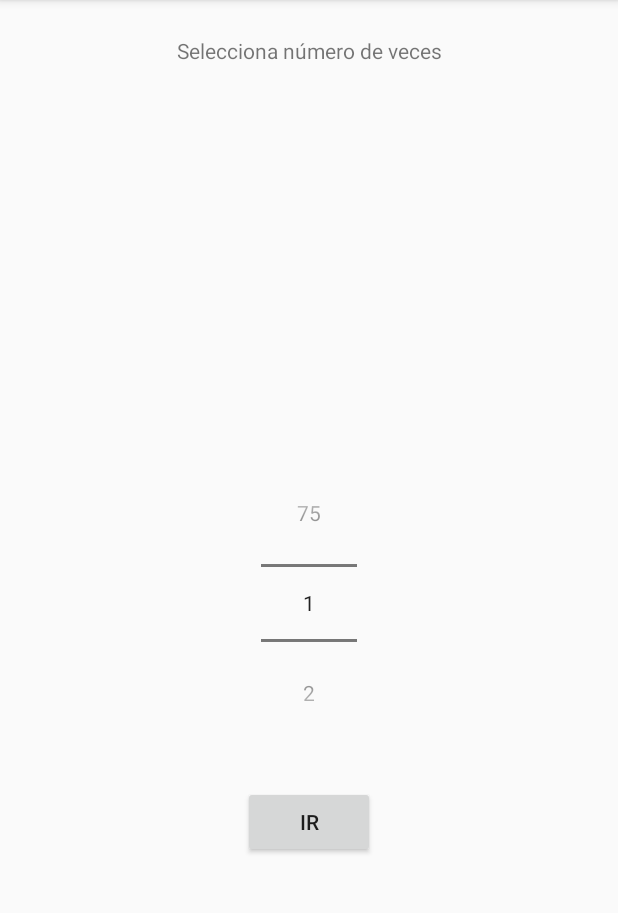
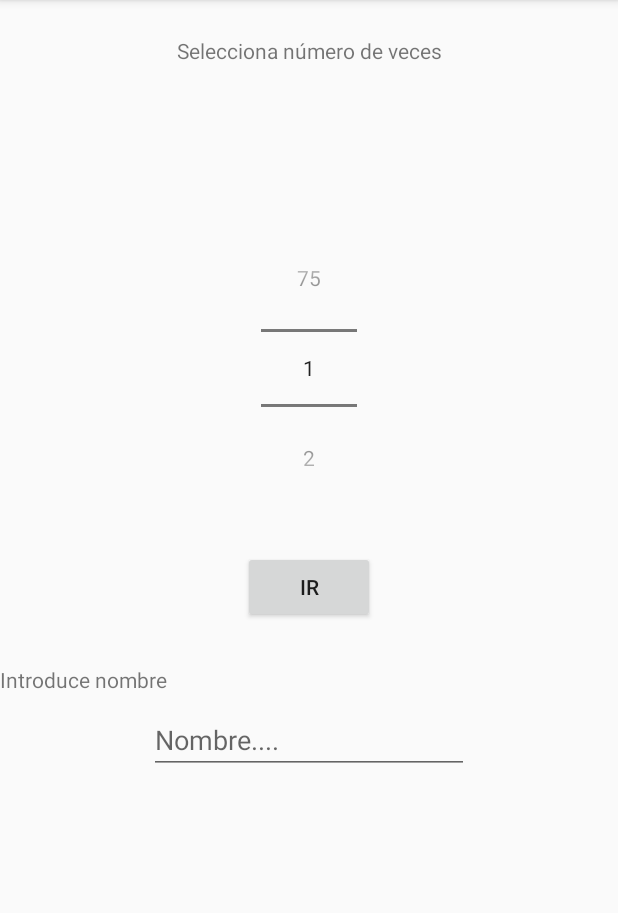
Before and after one commit to roobon3d/linearLayout, an Android app: the NumberPickerActivity screen opened directly, with no data from a screen before it, on a phone screen of 412 x 824 dp, the part 84-997 px from its top. Run offline under Robolectric (Android 15) with nearby library versions, the phone set to English and light mode, and no system bars.

Commit message:
"con numberpicker" TODO Shared preferences

```diff
--- a/app/src/main/AndroidManifest.xml
+++ b/app/src/main/AndroidManifest.xml
@@ -35,7 +35,8 @@
                 <category android:name="android.intent.category.LAUNCHER" />
             </intent-filter>
         </activity>
-        <activity android:name=".NumberPickerActivity"></activity>
+        <activity android:name=".NumberPickerActivity" />
+        <activity android:name=".PauseActivity"></activity>
     </application>
 
 </manifest>
--- a/app/src/main/java/basico/android/cftic/edu/milinear/NumberPickerActivity.java
+++ b/app/src/main/java/basico/android/cftic/edu/milinear/NumberPickerActivity.java
@@ -4,6 +4,7 @@ import android.content.Intent;
 import android.support.v7.app.AppCompatActivity;
 import android.os.Bundle;
 import android.view.View;
+import android.widget.EditText;
 import android.widget.NumberPicker;
 import android.widget.TextView;
 
@@ -35,26 +36,21 @@ public class NumberPickerActivity extends AppCompatActivity {
 
     }
 
-        /*numberpicker.setOnValueChangedListener(new NumberPicker.OnValueChangeListener() {
-            @Override
-            public void onValueChange(NumberPicker picker, int oldVal, int newVal) {
-
-
-                textview.setText("Valor es : " + newVal);
-
-                lanzarPantalla(newVal);
-
-            }
-
-
-        });*/
 
 
 
     private void lanzarPantalla(int veces){
 
+        EditText nombreUsuario = findViewById(R.id.nombreUsuarioId);
+        String nombre = nombreUsuario.getText().toString();
+
+
+
+
         Intent intent = new Intent(this, MainActivitySplitFernando.class);
         intent.putExtra("NTOKES", veces);
+        intent.putExtra("NOMBREJUGADOR", nombre);
+
         startActivity(intent);
 
     }
--- a/app/src/main/java/basico/android/cftic/edu/milinear/SpinnerActivity.java
+++ b/app/src/main/java/basico/android/cftic/edu/milinear/SpinnerActivity.java
@@ -35,7 +35,7 @@ public class SpinnerActivity extends AppCompatActivity implements AdapterView.On
     //Aplicar el adaptador al spinner
         spinner.setAdapter(adapter);
 
-        spinner.setSelected(false);
+        // spinner.setSelected(false);
         spinner.setSelection(0,false);
 
         spinner.setOnItemSelectedListener(this); // se debe implementar AdapterView.OnItemSelectedListener en la clase
@@ -69,12 +69,12 @@ public class SpinnerActivity extends AppCompatActivity implements AdapterView.On
         Log.d("MIAPP", "TOCADO " + pos);
 
         switch (pos){
-            case 0:
+            case 1:
                 Intent intent0 = new Intent(this, NumberPickerActivity.class);
                 startActivity(intent0);
                 Log.d("MIAPP", "LANZADO NUMBERPICKER");
                 break;
-            case 1:
+            case 2:
                 Intent intent1 = new Intent(this, LinearActivity.class);
                 startActivity(intent1);
                 Log.d("MIAPP", "LANZADO LinearActivity");
--- /dev/null
+++ b/app/src/main/res/drawable/ic_pause_circle_outline_black_24dp.xml
@@ -0,0 +1,5 @@
+<vector android:height="24dp" android:tint="#FF8936"
+    android:viewportHeight="24.0" android:viewportWidth="24.0"
+    android:width="24dp" xmlns:android="http://schemas.android.com/apk/res/android">
+    <path android:fillColor="#FF000000" android:pathData="M9,16h2L11,8L9,8v8zM12,2C6.48,2 2,6.48 2,12s4.48,10 10,10 10,-4.48 10,-10S17.52,2 12,2zM12,20c-4.41,0 -8,-3.59 -8,-8s3.59,-8 8,-8 8,3.59 8,8 -3.59,8 -8,8zM13,16h2L15,8h-2v8z"/>
+</vector>
--- a/app/src/main/res/layout/activity_number_picker.xml
+++ b/app/src/main/res/layout/activity_number_picker.xml
@@ -20,7 +20,8 @@
         app:layout_constraintBottom_toBottomOf="parent"
         app:layout_constraintEnd_toEndOf="parent"
         app:layout_constraintStart_toStartOf="parent"
-        app:layout_constraintTop_toBottomOf="@+id/textViewSeleccion"></NumberPicker>
+        app:layout_constraintTop_toBottomOf="@+id/textViewSeleccion"
+        app:layout_constraintVertical_bias="0.19999999"></NumberPicker>
 
     <TextView
         android:id="@+id/textViewSeleccion"
@@ -51,4 +52,31 @@
         app:layout_constraintStart_toStartOf="parent"
         app:layout_constraintTop_toBottomOf="@+id/numberPickerVeces" />
 
+    <EditText
+        android:id="@+id/nombreUsuarioId"
+        android:layout_width="wrap_content"
+        android:layout_height="wrap_content"
+        android:layout_marginStart="8dp"
+        android:layout_marginLeft="8dp"
+        android:layout_marginTop="8dp"
+        android:layout_marginEnd="8dp"
+        android:layout_marginRight="8dp"
+        android:ems="10"
+        android:inputType="textPersonName"
+        android:hint="Nombre...."
+        app:layout_constraintEnd_toEndOf="parent"
+        app:layout_constraintStart_toStartOf="parent"
+        app:layout_constraintTop_toBottomOf="@+id/textView" />
+
+    <TextView
+        android:id="@+id/textView"
+        android:layout_width="wrap_content"
+        android:layout_height="wrap_content"
+        android:layout_marginStart="1dp"
+        android:layout_marginLeft="1dp"
+        android:layout_marginTop="28dp"
+        android:text="Introduce nombre"
+        app:layout_constraintStart_toStartOf="@+id/nombreUsuario"
+        app:layout_constraintTop_toBottomOf="@+id/buttonIr" />
+
 </android.support.constraint.ConstraintLayout>
--- a/app/src/main/res/menu/menu.xml
+++ b/app/src/main/res/menu/menu.xml
@@ -13,5 +13,10 @@
         android:id="@+id/original"
         app:showAsAction="always"
         android:title="Version Original" />
+    <item
+        android:icon="@drawable/ic_pause_circle_outline_black_24dp"
+        android:id="@+id/pausa"
+        app:showAsAction="always"
+        android:title="Pausa" />
 
 </menu>
--- a/app/src/main/res/values/strings_juegos.xml
+++ b/app/src/main/res/values/strings_juegos.xml
@@ -3,8 +3,8 @@
 <resources>
     <string-array
         name="array_juegos">
-        <!-- <item
-             >"Elige juego"</item>-->
+        <item
+             >"Elige juego"</item>
         <item
             >"infinito"</item>
         <item
```
Also changed, not shown: app/src/main/java/basico/android/cftic/edu/milinear/LinearActivity.java (+10 -3 lines), app/src/main/java/basico/android/cftic/edu/milinear/MainActivitySplitFernando.java (+29 -1 lines), app/src/main/java/basico/android/cftic/edu/milinear/PauseActivity.java (added, +18 -0 lines), app/src/main/res/layout/activity_pause.xml (added, +19 -0 lines), app/src/main/res/drawable/botonplay.png (added), app/src/main/res/drawable/botonplay2.png (added).
